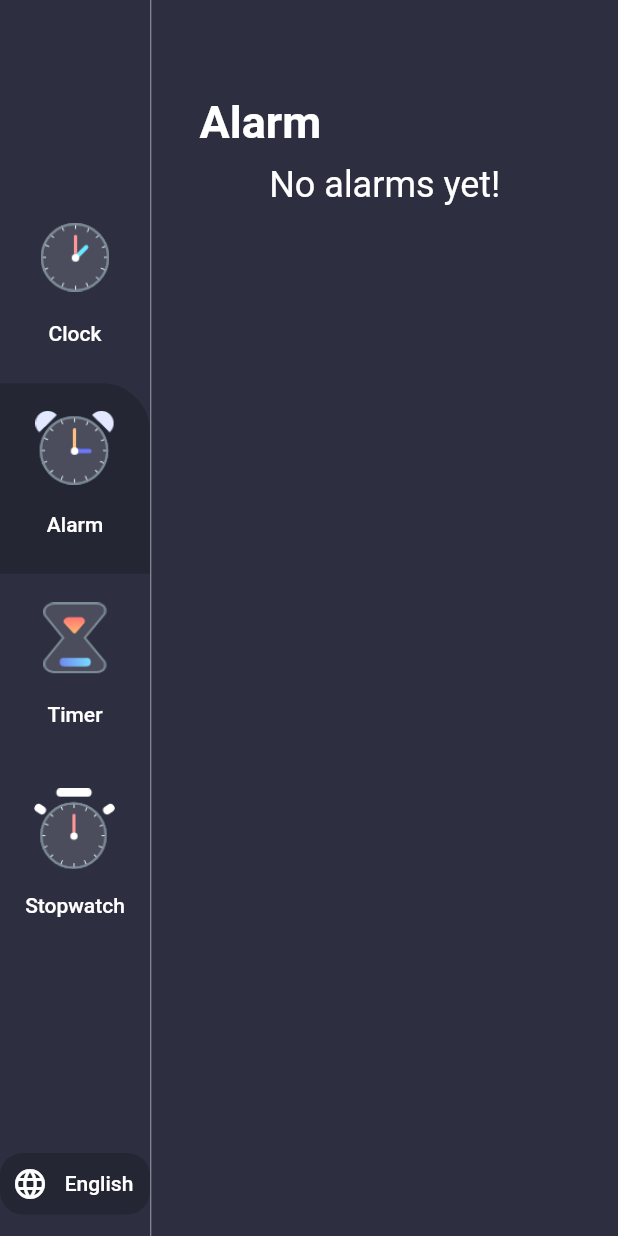
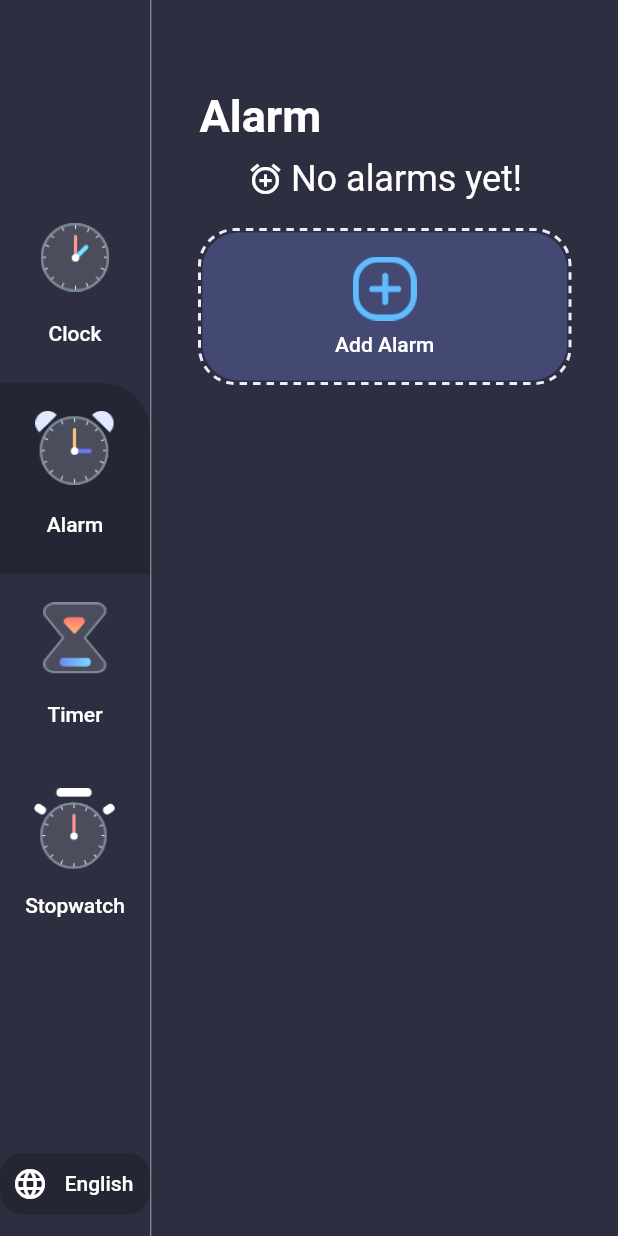
Before and after one commit to sojibsjoy/flutterClockApp, a Flutter app: the screen it shows after launch, after a tap on "Alarm", on a phone screen of 412 x 824 dp. Run offline on Flutter 3.47's test engine with Material 2 defaults, Android fonts, the light colour scheme and no system bars; drawn by our look-alikes of dotted_border; our stand-ins replace bloc, flutter_local_notifications, hive, hive_flutter, timer_builder; accounts and stored records are empty; generated files the repository leaves out were written again; Roboto replaces fonts that are missing (avenir).

Commit message:
Alarm Title, Des. Done.

```diff
--- a/lib/state_management/database/data.dart
+++ b/lib/state_management/database/data.dart
@@ -1,4 +1,3 @@
-import 'package:clock_bloc/state_management/models/alarm_info.dart';
 import 'package:clock_bloc/state_management/models/enums.dart';
 import 'package:clock_bloc/state_management/models/menu_info.dart';
 
@@ -24,14 +23,3 @@ List<MenuInfo> menuItems = [
     imageSource: 'assets/images/stopwatch_icon.png',
   ),
 ];
-
-List<AlarmInfo> alarms = [
-  // AlarmInfo(DateTime.now().add(const Duration(hours: 1)),
-  //     gradientColors: GradientColors.sky,
-  //     title: "Office",
-  //     description: "Wake Up!  Time for the Office."),
-  // AlarmInfo(DateTime.now().add(const Duration(hours: 2)),
-  //     gradientColors: GradientColors.sunset,
-  //     title: "Sport",
-  //     description: "Let's Play!!! Go, get ready quickly."),
-];
--- a/lib/state_management/models/alarm_info.dart
+++ /dev/null
@@ -1,30 +0,0 @@
-class AlarmInfo {
-  int? id;
-  String? title;
-  DateTime alarmDateTime;
-  bool? isPending;
-  int gradientColorIndex;
-
-  AlarmInfo({
-    this.id,
-    this.title,
-    required this.alarmDateTime,
-    this.isPending,
-    required this.gradientColorIndex,
-  });
-
-  factory AlarmInfo.fromMap(Map<String, dynamic> json) => AlarmInfo(
-        id: json["id"],
-        title: json["title"],
-        alarmDateTime: DateTime.parse(json["alarmDateTime"]),
-        isPending: json["isPending"],
-        gradientColorIndex: json["gradientColorIndex"],
-      );
-  Map<String, dynamic> toMap() => {
-        "id": id,
-        "title": title,
-        "alarmDateTime": alarmDateTime.toIso8601String(),
-        "isPending": isPending,
-        "gradientColorIndex": gradientColorIndex,
-      };
-}
--- a/lib/state_management/models/alarm_model.dart
+++ b/lib/state_management/models/alarm_model.dart
@@ -14,5 +14,8 @@ class Alarm extends HiveObject {
   late bool isActive;
 
   @HiveField(3)
-  late DateTime createdAt;
+  late DateTime alarmTime;
+
+  @HiveField(4)
+  late List<String> alarmDays;
 }
--- /dev/null
+++ b/lib/ui/design/add_alarm.dart
@@ -0,0 +1,104 @@
+import 'package:clock_bloc/constants/colors.dart';
+import 'package:clock_bloc/state_management/models/alarm_model.dart';
+import 'package:clock_bloc/state_management/services/boxes.dart';
+import 'package:clock_bloc/ui/design/alarm_dialog.dart';
+import 'package:dotted_border/dotted_border.dart';
+import 'package:flutter/material.dart';
+
+class AddAlarmWidget extends StatelessWidget {
+  const AddAlarmWidget({
+    Key? key,
+  }) : super(key: key);
+
+  @override
+  Widget build(BuildContext context) {
+    return DottedBorder(
+      strokeWidth: 2,
+      color: CustomColors.clockOutline,
+      borderType: BorderType.RRect,
+      radius: const Radius.circular(24),
+      dashPattern: const [5, 4],
+      child: Container(
+        width: double.infinity,
+        decoration: BoxDecoration(
+          color: CustomColors.clockBG,
+          borderRadius: const BorderRadius.all(
+            Radius.circular(24),
+          ),
+        ),
+        child: TextButton(
+          style: ButtonStyle(
+            padding: MaterialStateProperty.all(
+              const EdgeInsets.symmetric(
+                horizontal: 32,
+                vertical: 16,
+              ),
+            ),
+          ),
+          onPressed: () {
+            // NotificationAPI.showNotification(
+            //   title: "Office",
+            //   body: "Wake Up! Time for Office!",
+            //   payload: 'sarah.abs',
+            // );
+            // DateTime scheduleAlarmDateTime;
+            // if (_alarmTime!.isAfter(DateTime.now())) {
+            //   scheduleAlarmDateTime = _alarmTime!;
+            // } else {
+            //   scheduleAlarmDateTime =
+            //       _alarmTime!.add(const Duration(days: 1));
+            // }
+            // var alarmInfo = AlarmInfo(
+            //   title: "alarm",
+            //   alarmDateTime: scheduleAlarmDateTime,
+            //   gradientColorIndex: alarms.length,
+            // );
+
+            showDialog(
+              context: context,
+              builder: (context) => AlarmDialog(
+                onClickedDone: addAlarm,
+              ),
+            );
+          },
+          child: Column(
+            children: [
+              Image.asset(
+                'assets/images/add_alarm.png',
+                scale: 1.5,
+              ),
+              const SizedBox(
+                height: 8,
+              ),
+              const Text(
+                'Add Alarm',
+                style: TextStyle(
+                  color: Colors.white,
+                  fontFamily: 'avenir',
+                ),
+              ),
+            ],
+          ),
+        ),
+      ),
+    );
+  }
+
+  void addAlarm(
+    String title,
+    String description,
+    bool isActive,
+    DateTime alarmTime,
+    List<String> alarmDays,
+  ) {
+    final alarm = Alarm()
+      ..title = title
+      ..description = description
+      ..isActive = isActive
+      ..alarmTime = alarmTime
+      ..alarmDays = alarmDays;
+
+    final box = Boxes.getAlarms();
+    box.add(alarm);
+  }
+}
--- a/lib/ui/pages/alarm_page.dart
+++ b/lib/ui/pages/alarm_page.dart
@@ -17,7 +17,7 @@ class _AlarmPageState extends State<AlarmPage> {
   @override
   Widget build(BuildContext context) {
     return Container(
-      padding: const EdgeInsets.symmetric(horizontal: 32, vertical: 64),
+      padding: const EdgeInsets.symmetric(horizontal: 32, vertical: 60),
       child: Column(
         crossAxisAlignment: CrossAxisAlignment.start,
         children: [
--- a/lib/ui/pages/clock_page.dart
+++ b/lib/ui/pages/clock_page.dart
@@ -30,7 +30,7 @@ class ClockPage extends StatelessWidget {
       month = getMonth(context, month);
     }
     return Container(
-      padding: const EdgeInsets.symmetric(horizontal: 32, vertical: 64),
+      padding: const EdgeInsets.symmetric(horizontal: 32, vertical: 60),
       alignment: Alignment.center,
       color: CustomColors.pageBackgroundColor,
       child: Column(
--- a/lib/ui/pages/stopwatch_page.dart
+++ b/lib/ui/pages/stopwatch_page.dart
@@ -7,7 +7,7 @@ class StopwatchPage extends StatelessWidget {
   @override
   Widget build(BuildContext context) {
     return Container(
-      padding: const EdgeInsets.symmetric(horizontal: 32, vertical: 64),
+      padding: const EdgeInsets.symmetric(horizontal: 32, vertical: 60),
       child: Column(
         crossAxisAlignment: CrossAxisAlignment.start,
         children: [
--- a/lib/ui/pages/timer_page.dart
+++ b/lib/ui/pages/timer_page.dart
@@ -7,7 +7,7 @@ class TimerPage extends StatelessWidget {
   @override
   Widget build(BuildContext context) {
     return Container(
-      padding: const EdgeInsets.symmetric(horizontal: 32, vertical: 64),
+      padding: const EdgeInsets.symmetric(horizontal: 32, vertical: 60),
       child: Column(
         crossAxisAlignment: CrossAxisAlignment.start,
         children: [
--- a/pubspec.yaml
+++ b/pubspec.yaml
@@ -38,6 +38,7 @@ dependencies:
   hive: ^2.0.4
   hive_flutter: ^1.1.0
   intl: ^0.17.0
+  timer_builder: ^2.0.0
 
 dev_dependencies:
   build_runner: ^2.1.5
```
Also changed, not shown: lib/ui/design/alarm_dialog.dart (added, +136 -0 lines), lib/ui/design/alarm_view.dart (+258 -79 lines), lib/state_management/models/alarm_model.g.dart, pubspec.lock.
